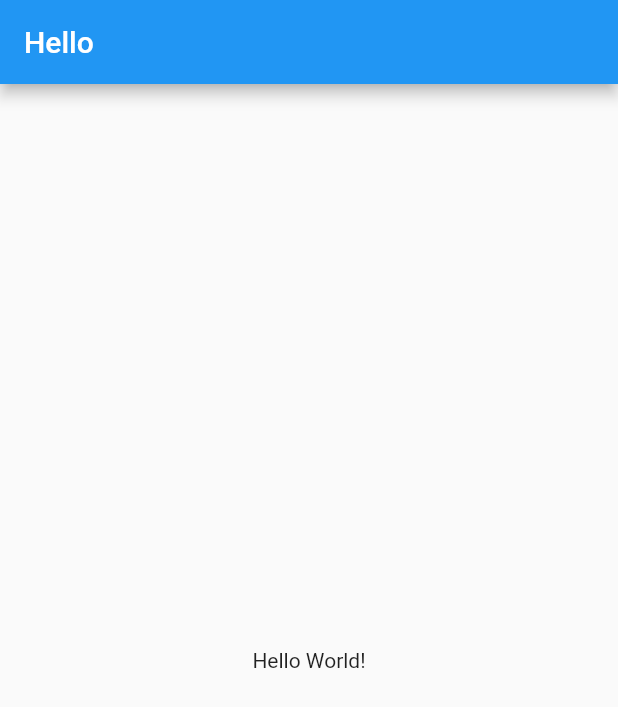
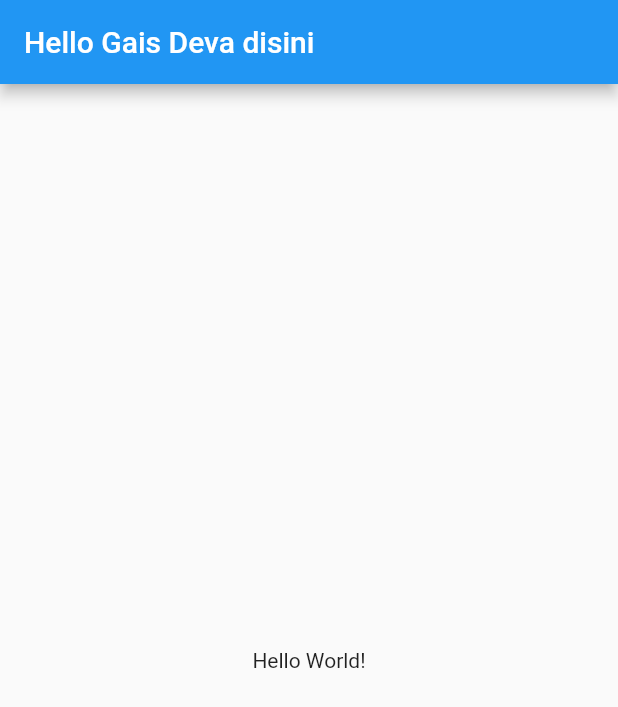
Before and after one commit to devshf/latihaan, a Flutter app: the screen it shows after launch, on a phone screen of 412 x 824 dp. Shown: the top 707 px of the screen. Run offline on Flutter 3.47's test engine with Material 2 defaults, Android fonts, the light colour scheme and no system bars.

Commit message:
last commit

```diff
--- a/lib/main.dart
+++ b/lib/main.dart
@@ -13,7 +13,7 @@ class MyApp extends StatelessWidget {
       title: 'Hello App',
       home: Scaffold(
         appBar: AppBar(
-          title: const Text('Hello'),
+          title: const Text('Hello Gais Deva disini'),
         ),
         body: const Center(
           child: Text('Hello World!'),
```
